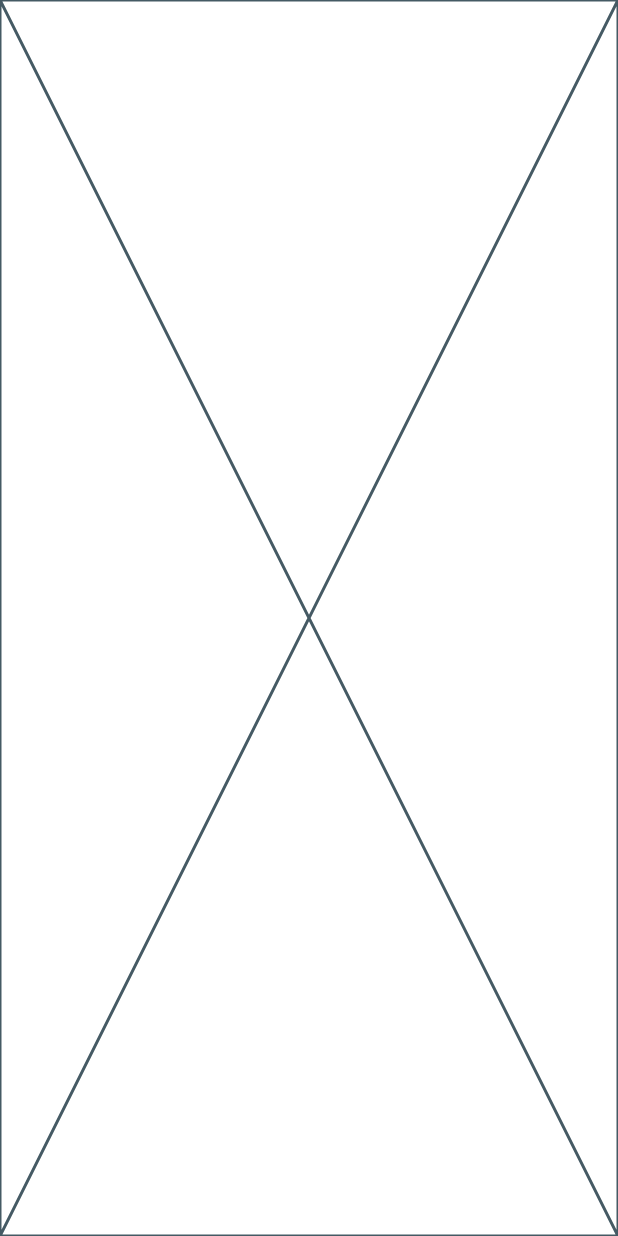
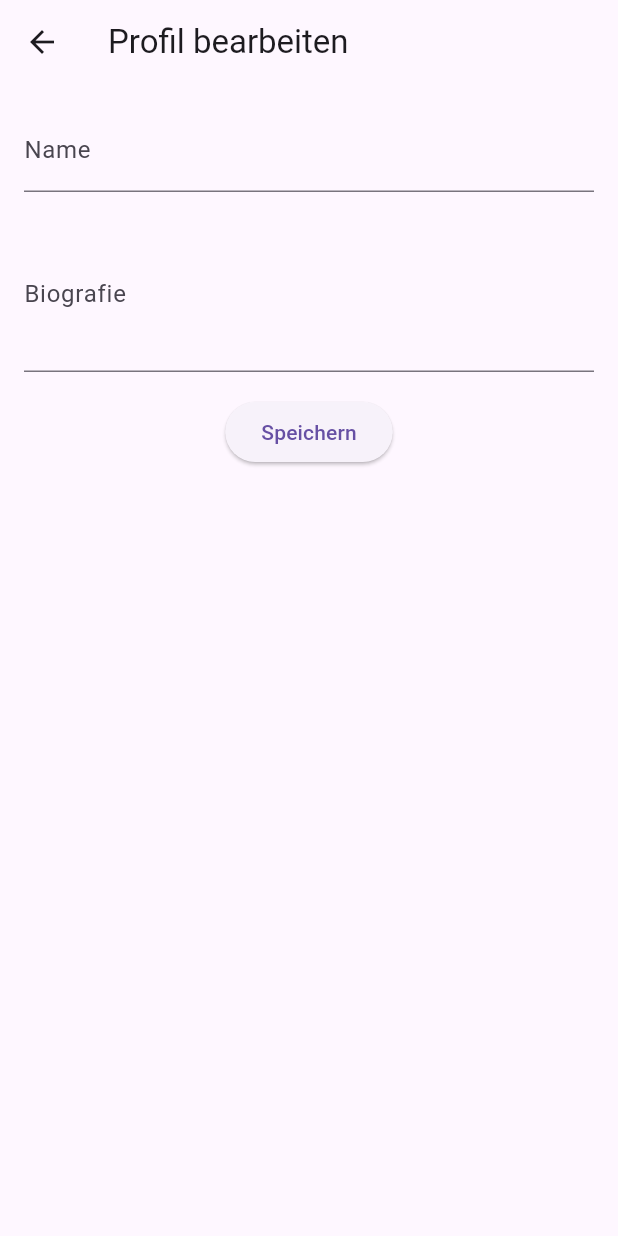
Before and after one commit to Quhaqun/MensaMatch, a Flutter app: the ChatScreen screen opened directly, item 4 of the bottom bar chosen, on a phone screen of 412 x 824 dp. Run offline on Flutter 3.47's test engine with Material 3 defaults, Android fonts, the phone set to English and light mode, and no system bars; our stand-ins replace appwrite, flutter_svg, google_fonts, image_picker; missing offline and left inert: dart:html, dart:js; statements that could not run were skipped.

Commit message:
update files

```diff
--- a/lib/appwrite/constants.dart
+++ b/lib/appwrite/constants.dart
@@ -3,3 +3,4 @@ const String APPWRITE_URL = "https://god-did.de/v1";
 
 const String APPWRITE_DATABASE_ID = "657c5fae0ebe939915f8";
 const String COLLECTION_MESSAGES = "65a7fe54c2f28fc45f33";
+const String COLLECTION_USERS = "657c663392ac1f6bfa49";
--- a/lib/components/toolbar.dart
+++ b/lib/components/toolbar.dart
@@ -6,6 +6,7 @@ import 'package:mensa_match/constants/colors.dart';
 import 'package:mensa_match/pages/meeting_planner.dart';
 import 'package:mensa_match/pages/settings.dart';
 import 'package:mensa_match/pages/profile_view.dart';
+import 'package:mensa_match/pages/edit_profile.dart';
 
 class MyIconToolbar extends StatefulWidget {
   const MyIconToolbar({Key? key}) : super(key: key);
@@ -65,7 +66,7 @@ class _MyIconToolbarState extends State<MyIconToolbar> {
         break;
       case 3:
         Navigator.push(
-            context, MaterialPageRoute(builder: (context) => Profile()));
+            context, MaterialPageRoute(builder: (context) => EditProfilePage()));//Profile()));
         break;
       case 4:
         Navigator.push(
--- a/lib/pages/edit_profile.dart
+++ b/lib/pages/edit_profile.dart
@@ -0,0 +1,68 @@
+import 'package:flutter/material.dart';
+import 'package:mensa_match/appwrite/auth_api.dart'; // Stelle sicher, dass der richtige Pfad importiert wird
+import 'package:provider/provider.dart';
+
+import '../appwrite/database_api.dart';
+
+class EditProfilePage extends StatefulWidget {
+  @override
+  _EditProfilePageState createState() => _EditProfilePageState();
+}
+
+class _EditProfilePageState extends State<EditProfilePage> {
+  final TextEditingController _nameController = TextEditingController();
+  final TextEditingController _emailController = TextEditingController();
+  final TextEditingController _bioController = TextEditingController();
+
+  @override
+  void initState() {
+    super.initState();
+    // Hier könntest du die aktuellen Benutzerdaten in die Controller setzen
+    _nameController.text = context.read<AuthAPI>().currentUser.name ?? '';
+    _emailController.text = context.read<AuthAPI>().currentUser.email ?? '';
+    //_bioController.text = context.read<AuthAPI>().currentUser.prefs?['bio'] ?? '';
+  }
+
+  @override
+  Widget build(BuildContext context) {
+    return Scaffold(
+      appBar: AppBar(
+        title: Text('Profil bearbeiten'),
+      ),
+      body: Padding(
+        padding: const EdgeInsets.all(16.0),
+        child: Column(
+          children: [
+            TextField(
+              controller: _nameController,
+              decoration: InputDecoration(labelText: 'Name'),
+            ),
+            //SizedBox(height: 16.0),
+            //TextField(
+            //  controller: _emailController,
+            //  decoration: InputDecoration(labelText: 'E-Mail'),
+            //),
+            SizedBox(height: 16.0),
+            TextField(
+              controller: _bioController,
+              maxLines: 3,
+              decoration: InputDecoration(labelText: 'Biografie'),
+            ),
+            SizedBox(height: 16.0),
+            ElevatedButton(
+              onPressed: () async {
+                await context.read<AuthAPI>().updateProfile(
+                  new_name: _nameController.text,
+                  //new_email: _emailController.text,
+                  new_bio: _bioController.text
+                );
+                Navigator.pop(context); // Zurück zur vorherigen Seite
+              },
+              child: Text('Speichern'),
+            ),
+          ],
+        ),
+      ),
+    );
+  }
+}
```
Also changed, not shown: lib/appwrite/auth_api.dart (+26 -3 lines), lib/appwrite/database_api.dart (+30 -4 lines), lib/main.dart (+4 -4 lines), lib/pages/home.dart (+25 -45 lines), lib/pages/register.dart (+73 -28 lines), pubspec.lock.
